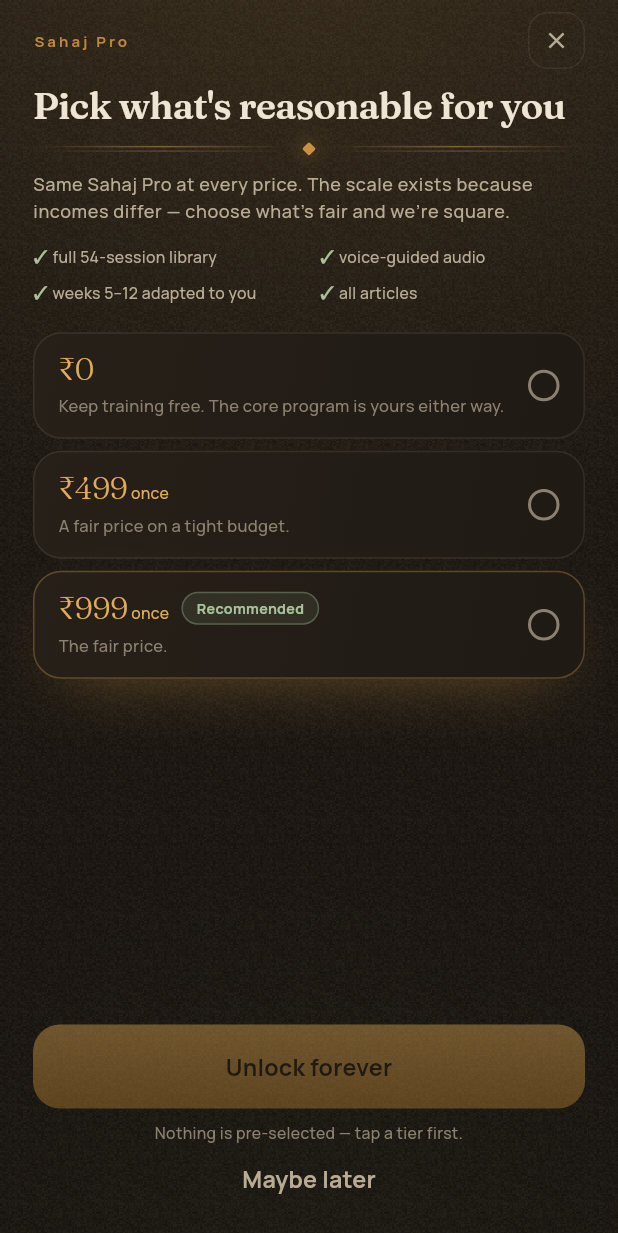
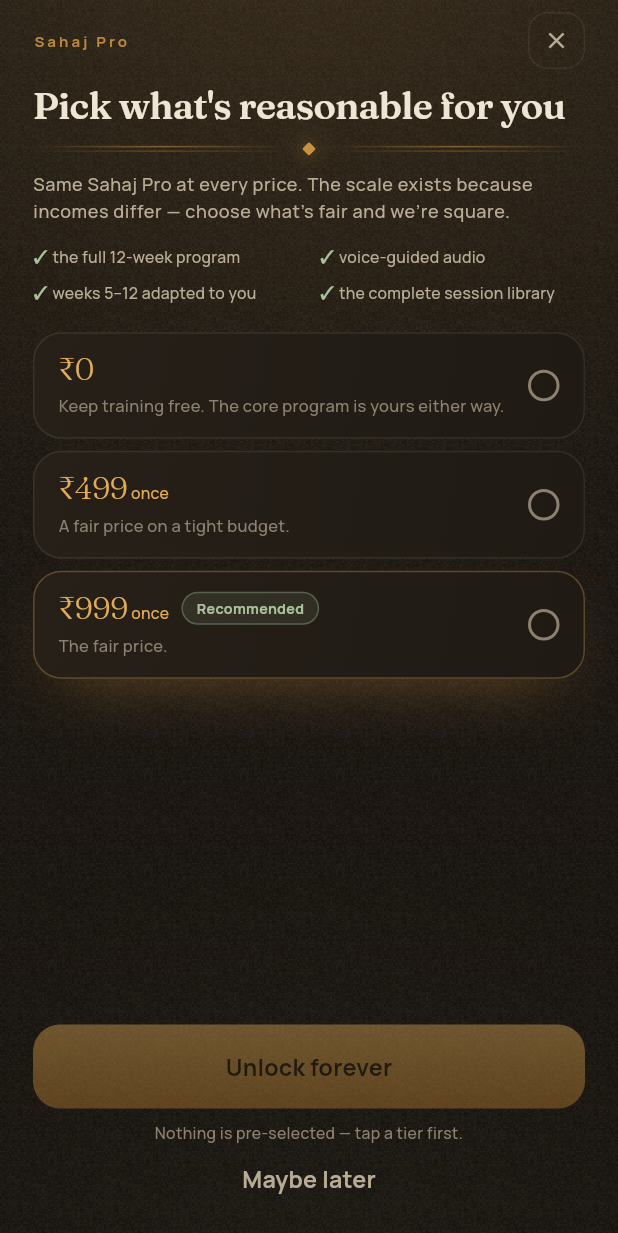
Before and after one commit to Saurabh-7973/Sahaj, a Flutter app: the PaywallScreen screen opened directly, on a phone screen of 412 x 824 dp. Shown: the top 1233 px of the screen. Run offline on Flutter 3.47's test engine with Material 3 defaults, Android fonts, the phone set to English and light mode, and no system bars; our stand-ins replace firebase_analytics, firebase_core, firebase_crashlytics, flutter_local_notifications, flutter_riverpod, flutter_secure_storage and 9 more; missing offline and left inert: audio_session, purchases_flutter; accounts and stored records are empty.

Commit message:
#6: free all articles — the knowledge is never gated, only the program
Decision #6 (revised): the no-shame, Persona-Zero health education is the
differentiator and the trust it builds is what converts — gating it puts the
soul behind the paywall and collapses the free tier to four weeks of
mechanics. Now free forever: Foundation (wks 1-4) + ALL articles + all library
practice. Pro = the guided weeks 5-12 only. The warning-signs piece is safety,
never premium. isArticleLocked is now always false; dropped kFreeArticleCount
and ProFeature.allArticles; paywall no longer sells articles (or a stale
session count).

Co-Authored-By: Claude Opus 4.8 <noreply@anthropic.com>

```diff
--- a/lib/features/subscription/pages/paywall_screen.dart
+++ b/lib/features/subscription/pages/paywall_screen.dart
@@ -27,11 +27,13 @@ class _PaywallScreenState extends ConsumerState<PaywallScreen> {
   PricingTier? _selected; // nothing pre-selected (M7 §3)
   bool _busy = false;
 
+  // Pro = the guided program past Foundation. Articles are free for everyone
+  // (decision #6), so they are never sold here.
   static const _benefits = [
-    'full 54-session library',
+    'the full 12-week program',
     'voice-guided audio',
     'weeks 5–12 adapted to you',
-    'all articles',
+    'the complete session library',
   ];
 
   @override
```
Also changed, not shown: lib/features/subscription/logic/feature_gate.dart (+9 -8 lines), docs/ui_review/m1_01a_mood_checkin.png, docs/ui_review/m1_01b_prescription_echo.png, docs/ui_review/m2_01a_today_default.png, docs/ui_review/m2_01b_today_streak_hidden.png, docs/ui_review/m2_02_today_done.png, docs/ui_review/m2_03_today_day0.png, docs/ui_review/m2_04_today_gap_return.png, docs/ui_review/m7_01_paywall_selected.png, 2 other files.
